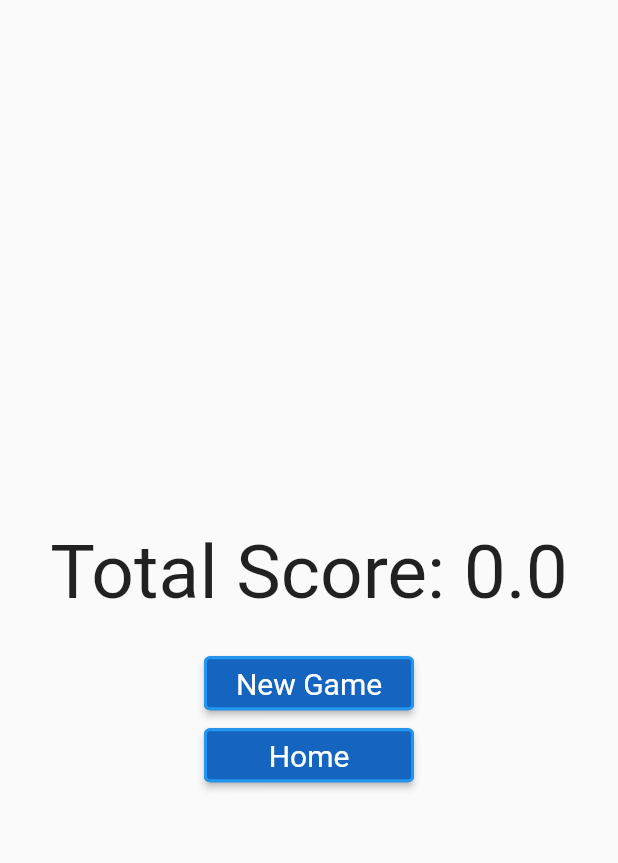
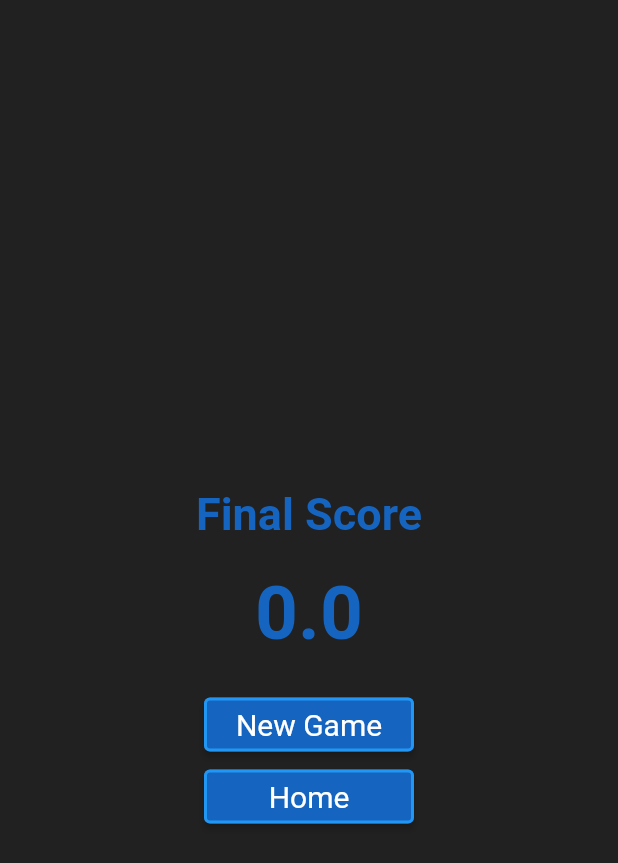
Before and after one commit to n0rq1/WhereIsThis, a Flutter app: the DoneScreen screen opened directly, on a phone screen of 412 x 824 dp. Shown: the top 863 px of the screen. Run offline on Flutter 3.47's test engine with Material 2 defaults, Android fonts, the phone set to English and light mode, and no system bars; our stand-ins replace cloud_firestore, firebase_auth, firebase_core, firebase_storage, geolocator, google_maps_flutter and 2 more; accounts and stored records are empty; network calls fail.

Commit message:
Postgame now updates highscores 11/30

```diff
--- a/whereisthis/lib/main.dart
+++ b/whereisthis/lib/main.dart
@@ -122,7 +122,7 @@ class HomeScreen extends StatelessWidget {
                               MaterialPageRoute(builder: (context) => SettingsScreen()),
                             );
                           },
-                          child: Text("Settings"),
+                          child: Text("Highscores"),
                           style: style,
                         ),
                         SizedBox(width: 10),
--- a/whereisthis/lib/screens/postgame.dart
+++ b/whereisthis/lib/screens/postgame.dart
@@ -1,9 +1,16 @@
 import '../main.dart';
 import 'play.dart';
+import 'package:cloud_firestore/cloud_firestore.dart';
+import 'package:firebase_auth/firebase_auth.dart';
 import 'package:flutter/material.dart';
-import 'package:cloud_firestore/cloud_firestore.dart';
+import 'package:google_sign_in/google_sign_in.dart';
 
-class DoneScreen extends StatelessWidget {
+class DoneScreen extends StatefulWidget {
+  @override
+  _DoneScreenState createState() => _DoneScreenState();
+}
+
+class _DoneScreenState extends State<DoneScreen> {
   final ButtonStyle style = ElevatedButton.styleFrom(
     textStyle: const TextStyle(fontSize: 20),
     backgroundColor: Colors.blue[800],
@@ -13,20 +20,84 @@ class DoneScreen extends StatelessWidget {
   );
 
   @override
+  void initState() {
+    super.initState();
+    fetchHighScores();
+  }
+
+  Future<void> fetchHighScores() async {
+    try {
+      final FirebaseAuth auth = FirebaseAuth.instance;
+      final User? user = auth.currentUser;
+      if (user == null) {
+        return;
+      }
+
+      final uid = user.uid;
+
+      DocumentSnapshot userDocument =
+          await FirebaseFirestore.instance.collection('users').doc(uid).get();
+
+      if (!userDocument.exists) {
+        await FirebaseFirestore.instance.collection('users').doc(uid).set({
+          'highscores': [totalScore, ...List<double>.filled(9, 0)],
+        });
+      } else {
+        List<double> highscores =
+            List<double>.from(userDocument['highscores'] ?? []);
+
+        for (int i = 0; i < 10; i++) {
+          if (i < highscores.length) {
+            if (totalScore > highscores[i]) {
+              highscores.insert(i, totalScore);
+              if (highscores.length > 10) {
+                highscores.removeLast();
+              }
+              break;
+            }
+          } else {
+            highscores.add(totalScore);
+            break;
+          }
+        }
+
+        await FirebaseFirestore.instance.collection('users').doc(uid).update({
+          'highscores': highscores,
+        });
+      }
+    } catch (e) {
+      print('Error updating high scores: $e');
+    }
+  }
+
+  @override
   Widget build(BuildContext context) {
     return Scaffold(
       appBar: AppBar(
-        backgroundColor: Colors.transparent,
+        backgroundColor: Colors.grey[900],
         elevation: 0,
         iconTheme: IconThemeData(color: Colors.black),
       ),
-      body: Center(
+      body: Container(
+        color: Colors.grey[900],
+        child: Center(
           child: Column(
             mainAxisAlignment: MainAxisAlignment.center,
             children: [
               Text(
-              "Total Score: $totalScore",
-              style: TextStyle(fontSize: 50),
+                "Final Score",
+                style: TextStyle(
+                    fontSize: 30,
+                    fontWeight: FontWeight.bold,
+                    color: Colors.blue[800]),
+              ),
+              SizedBox(height: 20),
+              Text(
+                "$totalScore",
+                style: TextStyle(
+                    fontSize: 50,
+                    fontWeight: FontWeight.bold,
+                    color: Colors.blue[800]),
               ),
               SizedBox(height: 20),
               ElevatedButton(
@@ -52,6 +123,7 @@ class DoneScreen extends StatelessWidget {
             ],
           ),
         ),
+      ),
     );
   }
 }
```
Also changed, not shown: whereisthis/lib/screens/addphotos.dart (+38 -34 lines), whereisthis/lib/screens/login.dart (+10 -9 lines), whereisthis/lib/screens/play.dart (+83 -42 lines), whereisthis/lib/screens/settings.dart (+66 -2 lines), 8 other files. Lines whose indentation alone changed are shown as unchanged.
